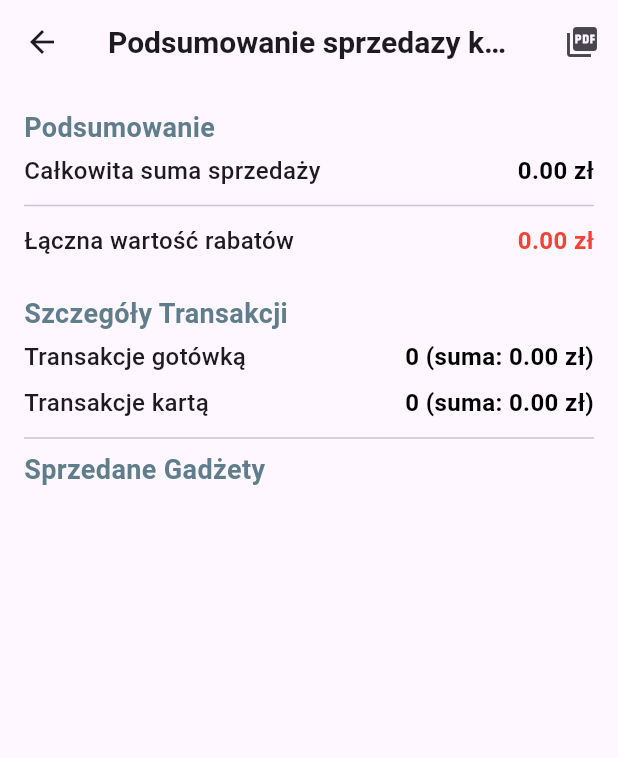
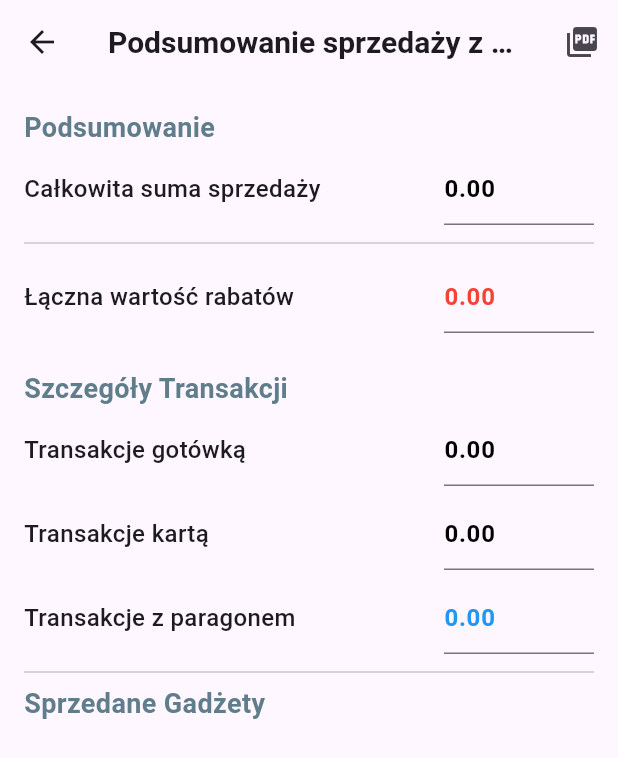
Before and after one commit to SzymonCzermak/AplikacjaSklepikuAP, a Flutter app: the SummaryPage screen opened directly, on a phone screen of 412 x 824 dp. Shown: the top 758 px of the screen. Run offline on Flutter 3.47's test engine with Material 3 defaults, Android fonts, the phone set to English and light mode, and no system bars; our stand-ins replace pdf; missing offline and left inert: dart:html.

Commit message:
Dodanie funkcjonalności poprawek w oknie podsumowania sprzedaży

```diff
--- a/aplikacjasklepikuap/lib/screens/summary_page.dart
+++ b/aplikacjasklepikuap/lib/screens/summary_page.dart
@@ -9,16 +9,32 @@ import 'package:intl/intl.dart';
 import '../utils/global_state.dart';
 import '../models/gadzet.dart';
 
-class SummaryPage extends StatelessWidget {
+class SummaryPage extends StatefulWidget {
+  @override
+  _SummaryPageState createState() => _SummaryPageState();
+}
 
-String formattedDate = DateFormat('yyyy-MM-dd').format(DateTime.now());
+class _SummaryPageState extends State<SummaryPage> {
+  final String formattedDate = DateFormat('yyyy-MM-dd').format(DateTime.now());
+
+  // Dodano kontrolery tekstowe dla sum
+  final TextEditingController sumaSprzedazyController =
+      TextEditingController(text: GlobalState.sumaSprzedazy.toStringAsFixed(2));
+  final TextEditingController sumaRabatyController =
+      TextEditingController(text: GlobalState.sumaRabaty.toStringAsFixed(2));
+  final TextEditingController sumaGotowkaController =
+      TextEditingController(text: GlobalState.sumaGotowka.toStringAsFixed(2));
+  final TextEditingController sumaKartaController =
+      TextEditingController(text: GlobalState.sumaKarta.toStringAsFixed(2));
+  final TextEditingController sumaParagonController =
+      TextEditingController(text: GlobalState.sumaParagon.toStringAsFixed(2));
 
   @override
   Widget build(BuildContext context) {
     return Scaffold(
       appBar: AppBar(
         title: Text(
-          "Podsumowanie sprzedazy k12 z dnia $formattedDate.", // Dodano datę
+          "Podsumowanie sprzedaży z dnia $formattedDate",
           style: TextStyle(fontSize: 20, fontWeight: FontWeight.bold),
         ),
         actions: [
@@ -37,26 +53,47 @@ String formattedDate = DateFormat('yyyy-MM-dd').format(DateTime.now());
           crossAxisAlignment: CrossAxisAlignment.start,
           children: [
             _sectionHeader("Podsumowanie"),
-            _summaryRow("Całkowita suma sprzedaży", "${GlobalState.sumaSprzedazy.toStringAsFixed(2)} zł"),
+            _editableSummaryRow("Całkowita suma sprzedaży", sumaSprzedazyController),
             Divider(),
-            _summaryRow(
-              "Łączna wartość rabatów",
-              "${GlobalState.sumaRabaty.toStringAsFixed(2)} zł",
-              color: Colors.red,
-            ),
+            _editableSummaryRow("Łączna wartość rabatów", sumaRabatyController, color: Colors.red),
             SizedBox(height: 20),
             _sectionHeader("Szczegóły Transakcji"),
-            _summaryRow("Transakcje gotówką", "${GlobalState.liczbaTransakcjiGotowka} (suma: ${GlobalState.sumaGotowka.toStringAsFixed(2)} zł)"),
-            _summaryRow("Transakcje kartą", "${GlobalState.liczbaTransakcjiKarta} (suma: ${GlobalState.sumaKarta.toStringAsFixed(2)} zł)"),
+            _editableSummaryRow("Transakcje gotówką", sumaGotowkaController),
+            _editableSummaryRow("Transakcje kartą", sumaKartaController),
+            _editableSummaryRow("Transakcje z paragonem", sumaParagonController, color: Colors.blue),
             Divider(),
             _sectionHeader("Sprzedane Gadżety"),
             SizedBox(height: 10),
-            ...GlobalState.iloscGadzetow.entries.map((entry) => Padding(
-              padding: const EdgeInsets.symmetric(vertical: 4.0),
-              child: Text(
-                "${entry.key}: ${entry.value} szt.",
-                style: TextStyle(fontSize: 16),
-              ),
+            ...GlobalState.iloscGadzetow.entries.map((entry) => Row(
+              mainAxisAlignment: MainAxisAlignment.spaceBetween,
+              children: [
+                Text(
+                  "${entry.key}: ${entry.value} szt.",
+                  style: TextStyle(fontSize: 16),
+                ),
+                Row(
+                  children: [
+                    IconButton(
+                      icon: Icon(Icons.remove, color: Colors.red),
+                      onPressed: () {
+                        setState(() {
+                          if (entry.value > 0) {
+                            GlobalState.iloscGadzetow[entry.key] = entry.value - 1;
+                          }
+                        });
+                      },
+                    ),
+                    IconButton(
+                      icon: Icon(Icons.add, color: Colors.green),
+                      onPressed: () {
+                        setState(() {
+                          GlobalState.iloscGadzetow[entry.key] = entry.value + 1;
+                        });
+                      },
+                    ),
+                  ],
+                ),
+              ],
             )),
           ],
         ),
@@ -71,7 +108,7 @@ String formattedDate = DateFormat('yyyy-MM-dd').format(DateTime.now());
     );
   }
 
-  Widget _summaryRow(String label, String value, {Color color = Colors.black}) {
+  Widget _editableSummaryRow(String label, TextEditingController controller, {Color color = Colors.black}) {
     return Padding(
       padding: const EdgeInsets.symmetric(vertical: 4.0),
       child: Row(
@@ -81,9 +118,29 @@ String formattedDate = DateFormat('yyyy-MM-dd').format(DateTime.now());
             label,
             style: TextStyle(fontSize: 16, fontWeight: FontWeight.w500),
           ),
-          Text(
-            value,
-            style: TextStyle(fontSize: 16, color: color, fontWeight: FontWeight.bold),
+          SizedBox(
+            width: 100, // szerokość pola tekstowego
+            child: TextField(
+              controller: controller,
+              keyboardType: TextInputType.number,
+              style: TextStyle(fontSize: 16, color: color, fontWeight: FontWeight.bold),
+              onChanged: (value) {
+                setState(() {
+                  double parsedValue = double.tryParse(value) ?? 0.0;
+                  if (label == "Całkowita suma sprzedaży") {
+                    GlobalState.sumaSprzedazy = parsedValue;
+                  } else if (label == "Łączna wartość rabatów") {
+                    GlobalState.sumaRabaty = parsedValue;
+                  } else if (label.contains("gotówką")) {
+                    GlobalState.sumaGotowka = parsedValue;
+                  } else if (label.contains("kartą")) {
+                    GlobalState.sumaKarta = parsedValue;
+                  } else if (label.contains("paragonem")) {
+                    GlobalState.sumaParagon = parsedValue;
+                  }
+                });
+              },
+            ),
           ),
         ],
       ),
@@ -102,7 +159,10 @@ String formattedDate = DateFormat('yyyy-MM-dd').format(DateTime.now());
           return pw.Column(
             crossAxisAlignment: pw.CrossAxisAlignment.start,
             children: [
-              pw.Text("Ogólne Podsumowanie Sprzedaży", style: pw.TextStyle(fontSize: 24, fontWeight: pw.FontWeight.bold, font: ttf)),
+              pw.Text(
+                "Ogólne Podsumowanie Sprzedaży - $formattedDate",
+                style: pw.TextStyle(fontSize: 22, fontWeight: pw.FontWeight.bold, font: ttf),
+              ),
               pw.SizedBox(height: 10),
               pw.Text("Całkowita suma sprzedaży: ${GlobalState.sumaSprzedazy.toStringAsFixed(2)} zł", style: pw.TextStyle(fontSize: 18, font: ttf)),
               pw.Divider(),
@@ -110,6 +170,7 @@ String formattedDate = DateFormat('yyyy-MM-dd').format(DateTime.now());
               pw.SizedBox(height: 10),
               pw.Text("Transakcje gotówką: ${GlobalState.liczbaTransakcjiGotowka} (suma: ${GlobalState.sumaGotowka.toStringAsFixed(2)} zł)", style: pw.TextStyle(font: ttf)),
               pw.Text("Transakcje kartą: ${GlobalState.liczbaTransakcjiKarta} (suma: ${GlobalState.sumaKarta.toStringAsFixed(2)} zł)", style: pw.TextStyle(font: ttf)),
+              pw.Text("Transakcje z paragonem: ${GlobalState.liczbaTransakcjiParagon} (suma: ${GlobalState.sumaParagon.toStringAsFixed(2)} zł)", style: pw.TextStyle(color: PdfColors.blue, font: ttf)),
               pw.Divider(),
               pw.Text("Sprzedane Gadżety:", style: pw.TextStyle(fontSize: 18, fontWeight: pw.FontWeight.bold, font: ttf)),
               ...GlobalState.iloscGadzetow.entries.map((entry) => pw.Text("${entry.key}: ${entry.value} szt.", style: pw.TextStyle(fontSize: 16, font: ttf))),
@@ -123,9 +184,13 @@ String formattedDate = DateFormat('yyyy-MM-dd').format(DateTime.now());
   }
 
   void _openPdfInNewTab(Uint8List pdfData) {
+    final now = DateTime.now();
+    final formattedDate = DateFormat('yyyy-MM-dd').format(now);
     final blob = html.Blob([pdfData], 'application/pdf');
     final url = html.Url.createObjectUrlFromBlob(blob);
-    html.window.open(url, '_blank');
+    html.AnchorElement anchor = html.AnchorElement(href: url)
+      ..setAttribute("download", "Sprzedaz_$formattedDate.pdf")
+      ..click();
     html.Url.revokeObjectUrl(url);
   }
 }
--- a/aplikacjasklepikuap/lib/utils/global_state.dart
+++ b/aplikacjasklepikuap/lib/utils/global_state.dart
@@ -5,5 +5,7 @@ class GlobalState {
   static int liczbaTransakcjiKarta = 0;
   static double sumaGotowka = 0; // Suma dla transakcji gotówką
   static double sumaKarta = 0; // Suma dla transakcji kartą
+  static int liczbaTransakcjiParagon = 0; // Dodane pole
+  static double sumaParagon = 0.0; // Suma dla transakcji kartą
   static Map<String, int> iloscGadzetow = {};
 }
```
Also changed, not shown: aplikacjasklepikuap/lib/screens/payment_screen.dart (+36 -9 lines).
